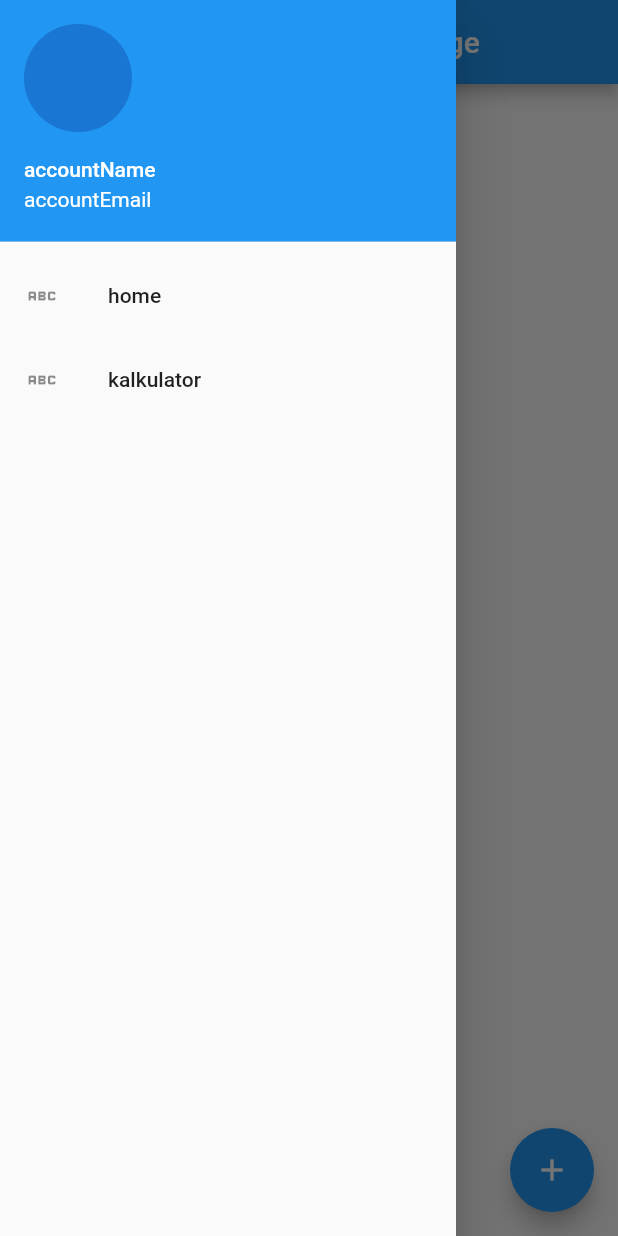
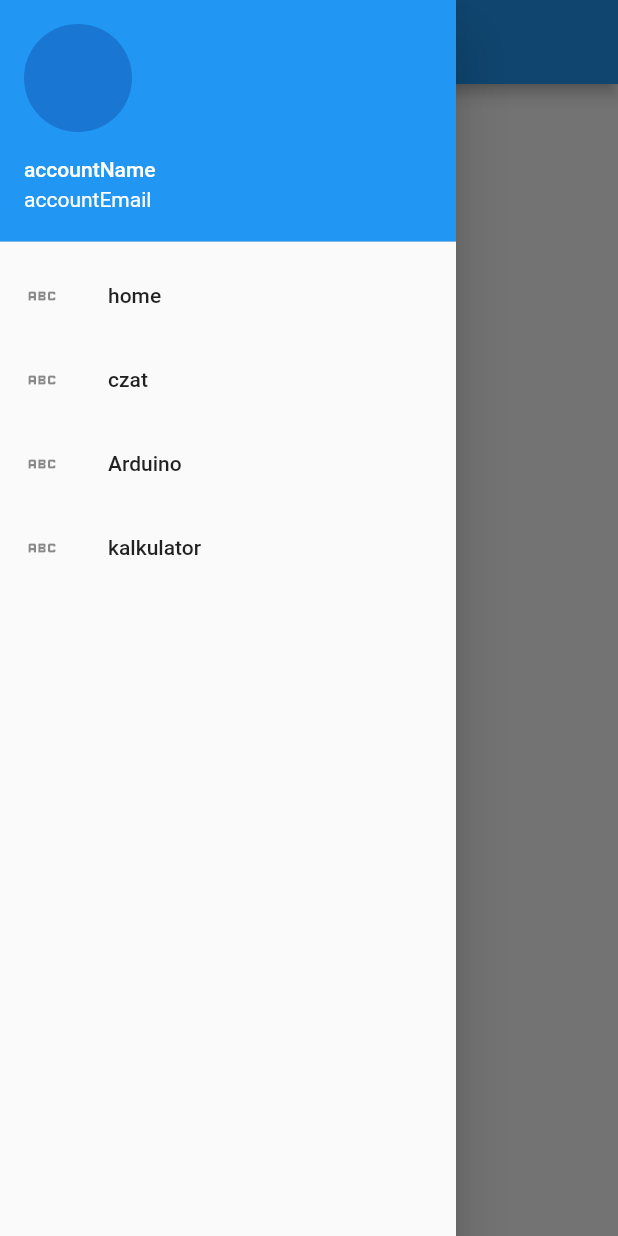
Before and after one commit to piotrSzokalski/some_app, a Flutter app: the screen it shows after launch, with the side drawer open, on a phone screen of 412 x 824 dp. Run offline on Flutter 3.47's test engine with Material 2 defaults, Android fonts, the phone set to English and light mode, and no system bars; our stand-ins replace firebase_core, firebase_database, firebase_storage; accounts and stored records are empty.

Commit message:
wrzucenie arduino do osobenog ekranu

```diff
--- a/lib/enums/pages.dart
+++ b/lib/enums/pages.dart
@@ -1 +1 @@
-enum Pages { login, home, resistor_calculator, chat }
+enum Pages { login, home, resistor_calculator, chat, arduino }
--- a/lib/main.dart
+++ b/lib/main.dart
@@ -8,12 +8,15 @@ import 'enums/pages.dart';
 import 'widgets/nav_bar.dart';
 import 'pages/resistor_calculator.dart';
 import 'pages/chat.dart';
+import 'pages/arduino.dart';
 
 import 'store/gloab_state.dart';
 
 Future<void> main() async {
   WidgetsFlutterBinding.ensureInitialized();
-  await Firebase.initializeApp();
+  //globalState.futureApp = await Firebase.initializeApp();
+  globalState.futureApp = Firebase.initializeApp();
+  await globalState.futureApp;
   runApp(const MyApp());
 }
 
@@ -29,13 +32,11 @@ class _MyAppState extends State<MyApp> {
 
   @override
   Widget build(BuildContext context) {
-    print('building');
     return MaterialApp(
       home: ValueListenableBuilder<Pages>(
         valueListenable: globalState.currentPage,
         builder: (BuildContext bc, Pages p, Widget? child) => Navigator(
           onPopPage: (route, result) {
-            print('poping');
             if (!route.didPop(result)) {
               return false;
             }
@@ -43,10 +44,13 @@ class _MyAppState extends State<MyApp> {
           },
           pages: [
             if (globalState.currentPage.value == Pages.home)
-              MaterialPage(
-                  child: MyHomePage(title: 'Flutter Demooo Home Page')),
+              MaterialPage(child: MyHomePage(title: 'Home ee')),
             if (globalState.currentPage.value == Pages.resistor_calculator)
               MaterialPage(child: ResistorCalculatorPage()),
+            if (globalState.currentPage.value == Pages.chat)
+              MaterialPage(child: ChatPage()),
+            if (globalState.currentPage.value == Pages.arduino)
+              MaterialPage(child: ArduinoPage()),
           ],
         ),
       ),
@@ -64,7 +68,7 @@ class MyHomePage extends StatefulWidget {
 }
 
 class _MyHomePageState extends State<MyHomePage> {
-  final Future<FirebaseApp> futureApp = Firebase.initializeApp();
+  //final Future<FirebaseApp> futureApp = Firebase.initializeApp();
   late DatabaseReference databaseReference = FirebaseDatabase.instance.ref();
 
   int _counter = 0;
@@ -92,32 +96,8 @@ class _MyHomePageState extends State<MyHomePage> {
         title: Text(widget.title),
       ),
       body: Center(
-          child: FutureBuilder(
-        future: futureApp,
-        builder: (context, snapshot) => snapshot.hasError
-            ? Text('blad')
-            : Column(
-                mainAxisAlignment: MainAxisAlignment.center,
-                children: <Widget>[
-                  const Text(
-                    'Counter:',
-                  ),
-                  Text(
-                    '$_counter',
-                    style: Theme.of(context).textTheme.headlineMedium,
-                  ),
-                  Switch(
-                      value: _deviceOn,
-                      onChanged: (x) =>
-                          databaseReference.update({'DeviceOn': !_deviceOn}))
-                ],
-              ),
-      )),
-      floatingActionButton: FloatingActionButton(
-        onPressed: _incrementCounter,
-        tooltip: 'Increment',
-        child: const Icon(Icons.add),
-      ), // This trailing comma makes auto-formatting nicer for build methods.
+        child: Text('Witaj'),
+      ),
     );
   }
 }
--- a/lib/pages/chat.dart
+++ b/lib/pages/chat.dart
@@ -1,4 +1,6 @@
 import 'package:flutter/material.dart';
+
+import '../widgets/nav_bar.dart';
 
 class ChatPage extends StatefulWidget {
   @override
@@ -11,6 +13,7 @@ class _ChatPage extends State {
         appBar: AppBar(
           title: Text('chat'),
         ),
+        drawer: NavBar(),
         body: Text('chat'),
       );
 }
--- a/lib/widgets/nav_bar.dart
+++ b/lib/widgets/nav_bar.dart
@@ -26,13 +26,30 @@ class NavBar extends StatelessWidget {
             ),
             ListTile(
               leading: const Icon(Icons.abc),
+              title: const Text('czat'),
+              onTap: () {
+                print('czat');
+                globalState.currentPage.value = Pages.chat;
+                //globalState.currentPage = Pages.resistor_calculator;
+              },
+            ),
+            ListTile(
+              leading: const Icon(Icons.abc),
+              title: const Text('Arduino'),
+              onTap: () {
+                print('czat');
+                globalState.currentPage.value = Pages.arduino;
+              },
+            ),
+            ListTile(
+              leading: const Icon(Icons.abc),
               title: const Text('kalkulator'),
               onTap: () {
                 print('kalkultor');
                 globalState.currentPage.value = Pages.resistor_calculator;
                 //globalState.currentPage = Pages.resistor_calculator;
               },
-            )
+            ),
           ],
         ),
       );
```
Also changed, not shown: lib/pages/arduino.dart (added, +69 -0 lines), lib/store/gloab_state.dart (+6 -1 lines).
